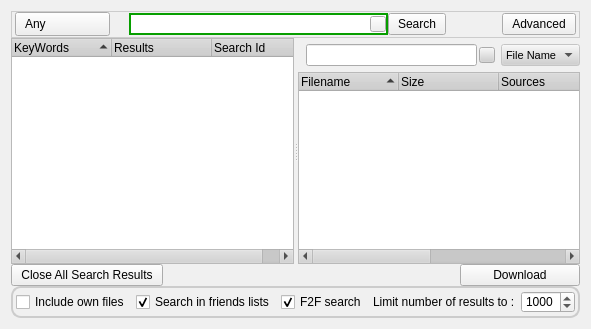
Qt form retroshare-gui/src/gui/SearchDialog.ui (RetroShare/RetroShare) before a commit.
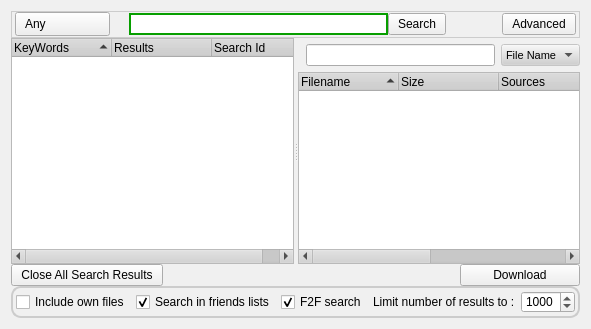
The same form after that commit. Icons and pictures are not drawn. Custom widgets are drawn as their Qt base class.

Commit message: Added new basic class for a QLineEdit with a clear button - LineEditClear.

Patch:
```diff
--- a/retroshare-gui/src/gui/SearchDialog.ui
+++ b/retroshare-gui/src/gui/SearchDialog.ui
@@ -739,12 +739,6 @@
                <height>16</height>
               </size>
              </property>
-             <property name="maximumSize">
-              <size>
-               <width>1677777</width>
-               <height>16777215</height>
-              </size>
-             </property>
              <property name="toolTip">
               <string>Enter a Keyword here</string>
              </property>
@@ -755,46 +749,6 @@
              </property>
             </widget>
            </item>
-           <item row="0" column="2">
-            <widget class="QPushButton" name="resetButton">
-             <property name="minimumSize">
-              <size>
-               <width>16</width>
-               <height>16</height>
-              </size>
-             </property>
-             <property name="maximumSize">
-              <size>
-               <width>16</width>
-               <height>16</height>
-              </size>
-             </property>
-             <property name="focusPolicy">
-              <enum>Qt::NoFocus</enum>
-             </property>
-             <property name="toolTip">
-              <string>Reset</string>
-             </property>
-             <property name="styleSheet">
-              <string notr="true">QPushButton
-{
- border-image: url(:/images/closenormal.png) 
-}
-                                
-QPushButton:hover 
-{
-border-image: url(:/images/closehover.png) 
-}
-                                
-QPushButton:pressed  {
-border-image: url(:/images/closepressed.png) 
-}</string>
-             </property>
-             <property name="text">
-              <string/>
-             </property>
-            </widget>
-           </item>
            <item row="0" column="0">
             <widget class="QPushButton" name="pushButton">
              <property name="sizePolicy">
@@ -1023,7 +977,7 @@
             </widget>
            </item>
            <item>
-            <widget class="QLineEdit" name="filterPatternLineEdit">
+            <widget class="LineEditClear" name="filterLineEdit">
              <property name="sizePolicy">
               <sizepolicy hsizetype="Expanding" vsizetype="Fixed">
                <horstretch>0</horstretch>
@@ -1035,51 +989,6 @@
              </property>
             </widget>
            </item>
-           <item>
-            <widget class="QPushButton" name="clearButton">
-             <property name="minimumSize">
-              <size>
-               <width>16</width>
-               <height>16</height>
-              </size>
-             </property>
-             <property name="maximumSize">
-              <size>
-               <width>16</width>
-               <height>16</height>
-              </size>
-             </property>
-             <property name="font">
-              <font>
-               <family>MS Shell Dlg 2</family>
-              </font>
-             </property>
-             <property name="focusPolicy">
-              <enum>Qt::NoFocus</enum>
-             </property>
-             <property name="toolTip">
-              <string>Clear Filter</string>
-             </property>
-             <property name="styleSheet">
-              <string notr="true">QPushButton
-{
- border-image: url(:/images/closenormal.png) 
-}
-                                
-QPushButton:hover 
-{
-border-image: url(:/images/closehover.png) 
-}
-                                
-QPushButton:pressed  {
-border-image: url(:/images/closepressed.png) 
-}</string>
-             </property>
-             <property name="text">
-              <string/>
-             </property>
-            </widget>
-           </item>
           </layout>
          </item>
          <item>
@@ -1433,6 +1342,11 @@
    <extends>QTreeWidget</extends>
    <header>gui/SearchTreeWidget.h</header>
   </customwidget>
+  <customwidget>
+   <class>LineEditClear</class>
+   <extends>QLineEdit</extends>
+   <header>gui/common/LineEditClear.h</header>
+  </customwidget>
  </customwidgets>
  <resources>
   <include location="images.qrc"/>
```
Left out of the diff: 4 changed lines with no effect on the pictures. The commit also changes 33 other files.
